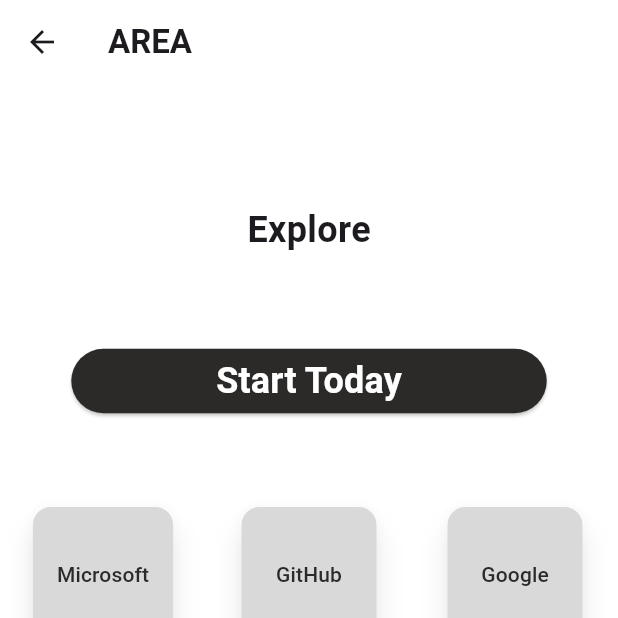
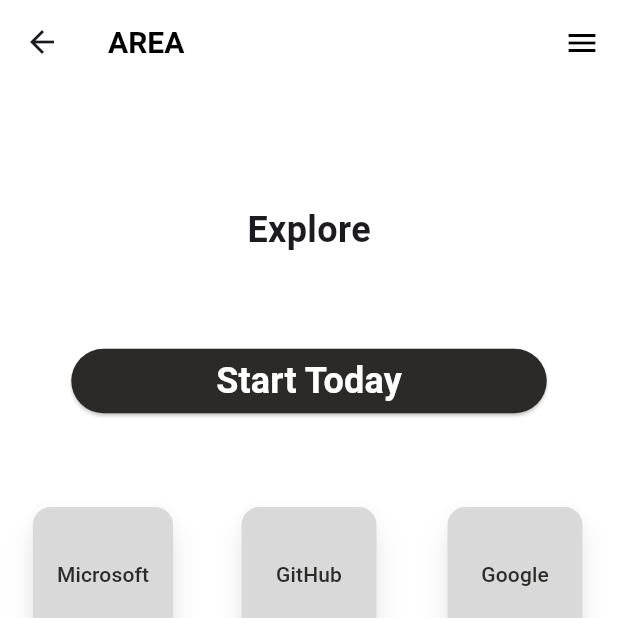
Before and after one commit to Sonny-Fourmont/2024-Epitech-Project-ARea, a Flutter app: the HomeScreen screen opened by its route, on a phone screen of 412 x 824 dp, the top half of it. Run offline on Flutter 3.47's test engine with Material 3 defaults, Android fonts, the light colour scheme and no system bars; our stand-ins replace dio, equatable, flutter_bloc, flutter_dotenv, webview_flutter; missing offline and left inert: webview_flutter_android, webview_flutter_wkwebview; network calls fail.

Commit message:
[ADD] component AppBar and add a button for settings

```diff
--- /dev/null
+++ b/frontMobile/lib/component/appBar.dart
@@ -0,0 +1,36 @@
+import 'package:flutter/material.dart';
+
+class CustomAppBar extends StatelessWidget implements PreferredSizeWidget {
+  const CustomAppBar({Key? key}) : super(key: key);
+
+  @override
+  Widget build(BuildContext context) {
+    return AppBar(
+      backgroundColor: Colors.white,
+      title: const Text(
+        'AREA',
+        style: TextStyle(
+          fontWeight: FontWeight.bold,
+          fontSize: 20,
+          color: Colors.black,
+        ),
+      ),
+      actions: [
+        IconButton(
+          icon: const SizedBox(
+            width: 26,
+            height: 23,
+            child: Icon(Icons.menu),
+          ),
+          color: Colors.black,
+          onPressed: () {
+
+          },
+        ),
+      ],
+    );
+  }
+
+  @override
+  Size get preferredSize => const Size.fromHeight(kToolbarHeight);
+}
--- a/frontMobile/lib/screens/home_screen.dart
+++ b/frontMobile/lib/screens/home_screen.dart
@@ -2,6 +2,7 @@ import 'dart:convert';
 import 'package:flutter/material.dart';
 import 'package:flutter_dotenv/flutter_dotenv.dart';
 import 'package:http/http.dart' as http;
+import '../component/appBar.dart';
 
 class HomeScreen extends StatelessWidget {
   const HomeScreen({super.key});
@@ -81,15 +82,7 @@ class HomeScreen extends StatelessWidget {
     final List<String> platforms = callFunctionServices();
 
     return Scaffold(
-      appBar: AppBar(
-        backgroundColor: Colors.white,
-        title: const Text(
-          'AREA',
-          style: TextStyle(
-            fontWeight: FontWeight.bold,
-          ),
-        ),
-      ),
+    appBar: const CustomAppBar(),
       body: Container(
         color: Colors.white,
         alignment: Alignment.topCenter,
```
